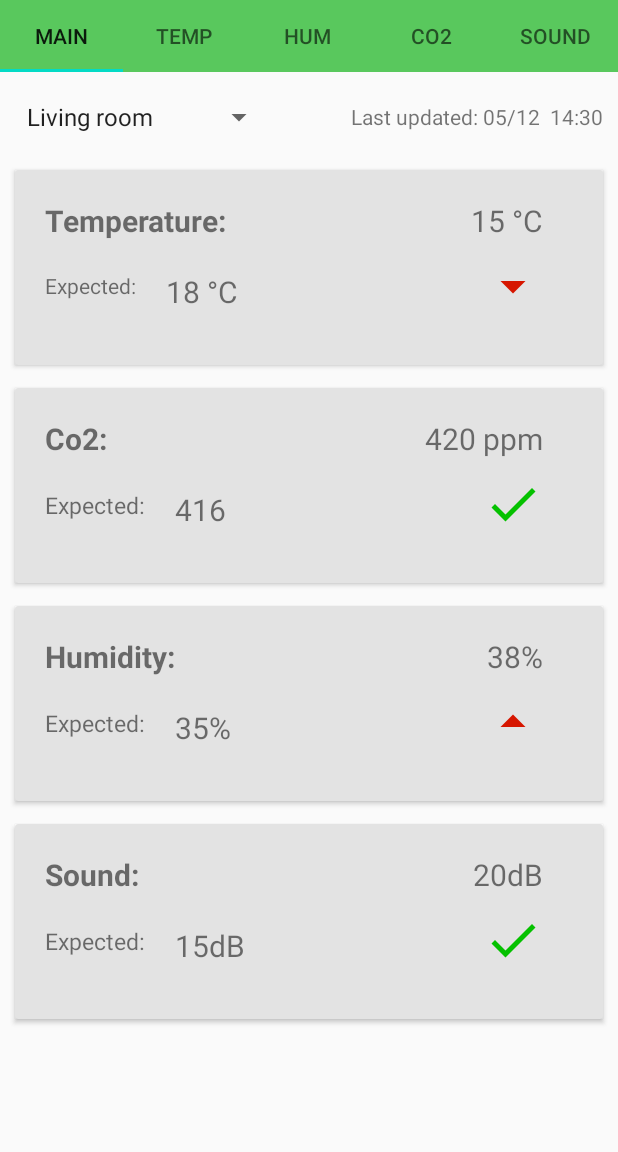
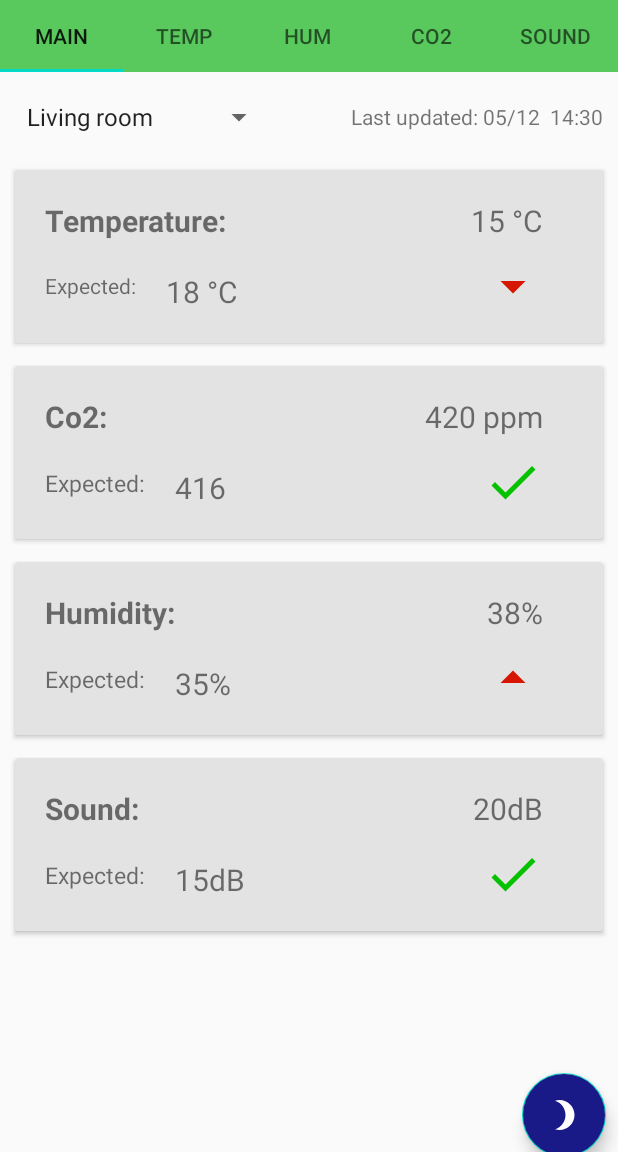
Before and after one commit to kokopiotrowski/Sep4AndroidApp, an Android app: the screen it shows after launch once a user with an empty profile is signed in (MainActivity), on a phone screen of 412 x 824 dp, the part 84-1236 px from its top. Run offline under Robolectric (Android 15) with nearby library versions, the light colour scheme and no system bars; our stand-ins replace Firebase (no records; nobody signed in at launch, a user with empty details on screens opened directly), Room's generated code; libraries missing offline, so code that uses them is left out: com.firebase.ui.

Commit message:
Float Action modified by color and image

```diff
--- a/app/src/main/res/layout/fragment_main_firstpage.xml
+++ b/app/src/main/res/layout/fragment_main_firstpage.xml
@@ -46,7 +46,7 @@
 
         <androidx.cardview.widget.CardView
             android:layout_width="match_parent"
-            android:layout_height="130dp"
+            android:layout_height="115dp"
             android:layout_marginLeft="10dp"
             android:layout_marginTop="10dp"
             android:layout_marginRight="10dp"
@@ -115,7 +115,7 @@
 
         <androidx.cardview.widget.CardView
             android:layout_width="match_parent"
-            android:layout_height="130dp"
+            android:layout_height="115dp"
             android:layout_marginLeft="10dp"
             android:layout_marginTop="10dp"
             android:layout_marginRight="10dp"
@@ -184,7 +184,7 @@
 
         <androidx.cardview.widget.CardView
             android:layout_width="match_parent"
-            android:layout_height="130dp"
+            android:layout_height="115dp"
             android:layout_marginLeft="10dp"
             android:layout_marginTop="10dp"
             android:layout_marginRight="10dp"
@@ -253,7 +253,7 @@
 
         <androidx.cardview.widget.CardView
             android:layout_width="match_parent"
-            android:layout_height="130dp"
+            android:layout_height="115dp"
             android:layout_marginLeft="10dp"
             android:layout_marginTop="10dp"
             android:layout_marginRight="10dp"
```
